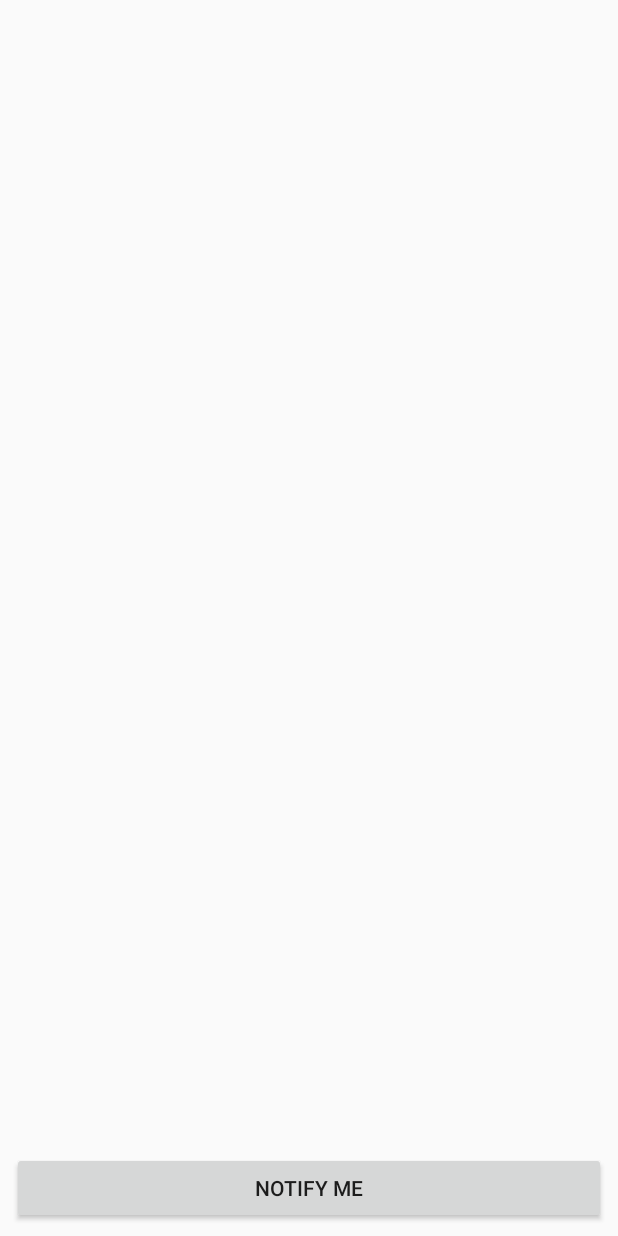
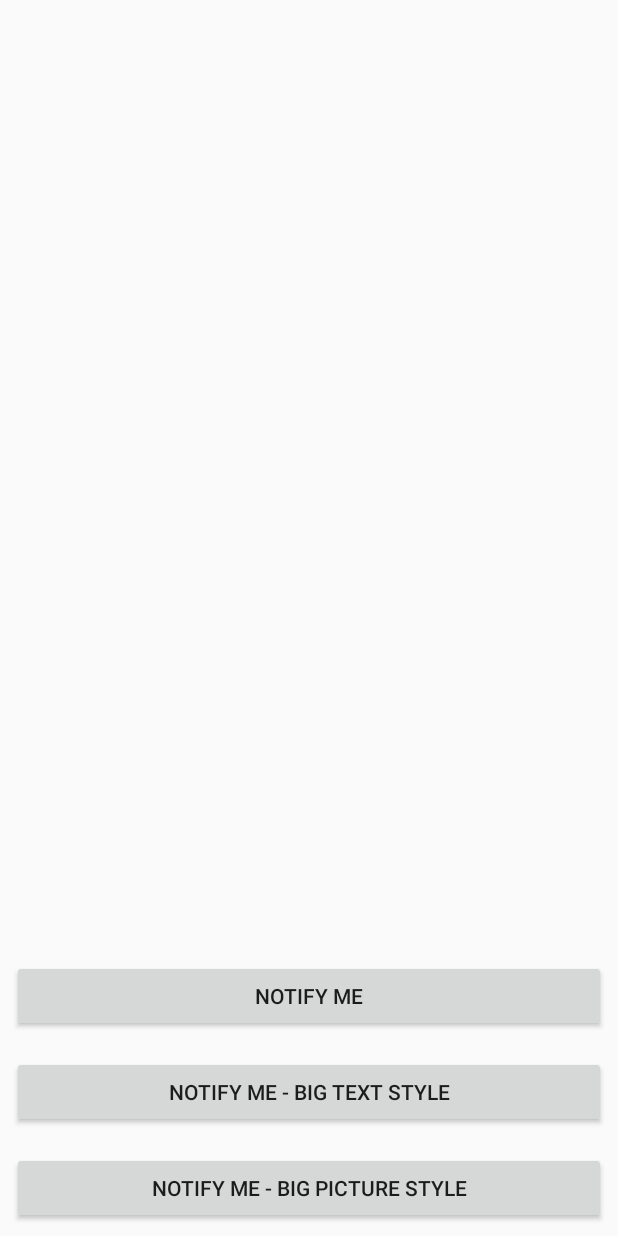
Before and after one commit to agpyaephyo/PADC-MyanamrAttractions, an Android app: the layout fragment_notification.xml on its own in the app's theme, with its tools: preview values and no code run, on a phone screen of 412 x 824 dp. Run offline under Robolectric (Android 15) with nearby library versions, the phone set to English and light mode, and no system bars.

Commit message:
- Notification with BigText style - Notification with BigPicture style

```diff
--- a/mobile/src/main/res/layout/fragment_notification.xml
+++ b/mobile/src/main/res/layout/fragment_notification.xml
@@ -12,4 +12,18 @@
         android:layout_margin="@dimen/margin_medium"
         android:text="Notify Me" />
 
+    <Button
+        android:id="@+id/btn_notify_bigtext"
+        android:layout_width="match_parent"
+        android:layout_height="wrap_content"
+        android:layout_margin="@dimen/margin_medium"
+        android:text="Notify Me - Big Text Style" />
+
+    <Button
+        android:id="@+id/btn_notify_bigpic"
+        android:layout_width="match_parent"
+        android:layout_height="wrap_content"
+        android:layout_margin="@dimen/margin_medium"
+        android:text="Notify Me - Big Picture Style" />
+
 </LinearLayout>
--- a/mobile/src/main/res/values/dimens.xml
+++ b/mobile/src/main/res/values/dimens.xml
@@ -36,5 +36,7 @@
     <dimen name="pb_dimen">55dp</dimen>
     <dimen name="login_user_name_margin_top">12dp</dimen>
     <dimen name="card_elevation">2dp</dimen>
+    <dimen name="attraction_sight_width">330dp</dimen>
+    <dimen name="attraction_sight_height">200dp</dimen>
 
 </resources>
--- a/mobile/src/main/res/values/strings.xml
+++ b/mobile/src/main/res/values/strings.xml
@@ -65,7 +65,7 @@
     <string name="error_missing_password_login">Need to enter the password.</string>
     <string name="myanmar_attractions_tab_layout">ျမန္မာ့ အလွအပမ်ား (TabLayout)</string>
     <string name="myanmar_attractions_notification">Notification မ်ား</string>
-    <string name="msg_notification">Find out Attraction Places around you.</string>
+    <string name="msg_notification">Find out Attraction Places around you. It\'s for free. You can also add new attraction places where your friends should go and find out when they are around.</string>
 
 
 </resources>
```
Also changed, not shown: mobile/src/main/java/xyz/aungpyaephyo/padc/myanmarattractions/MyanmarAttractionsApp.java (+36 -5 lines), mobile/src/main/java/xyz/aungpyaephyo/padc/myanmarattractions/fragments/NotificationFragment.java (+10 -0 lines), mobile/src/main/java/xyz/aungpyaephyo/padc/myanmarattractions/utils/NotificationUtils.java (+71 -1 lines).
